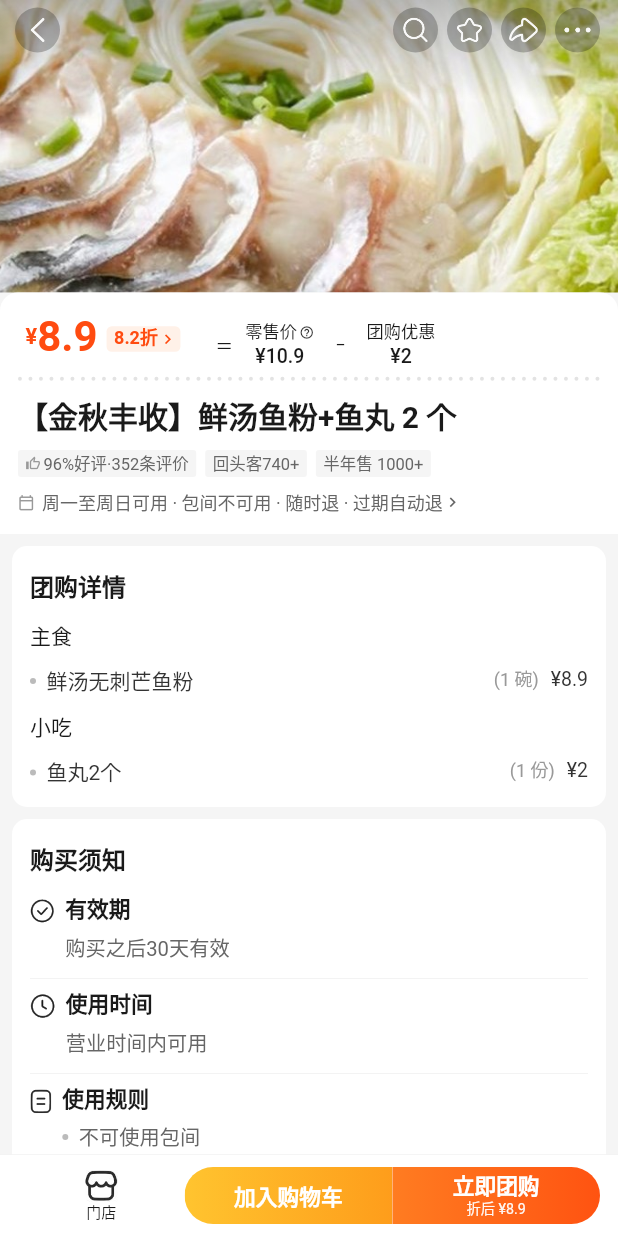
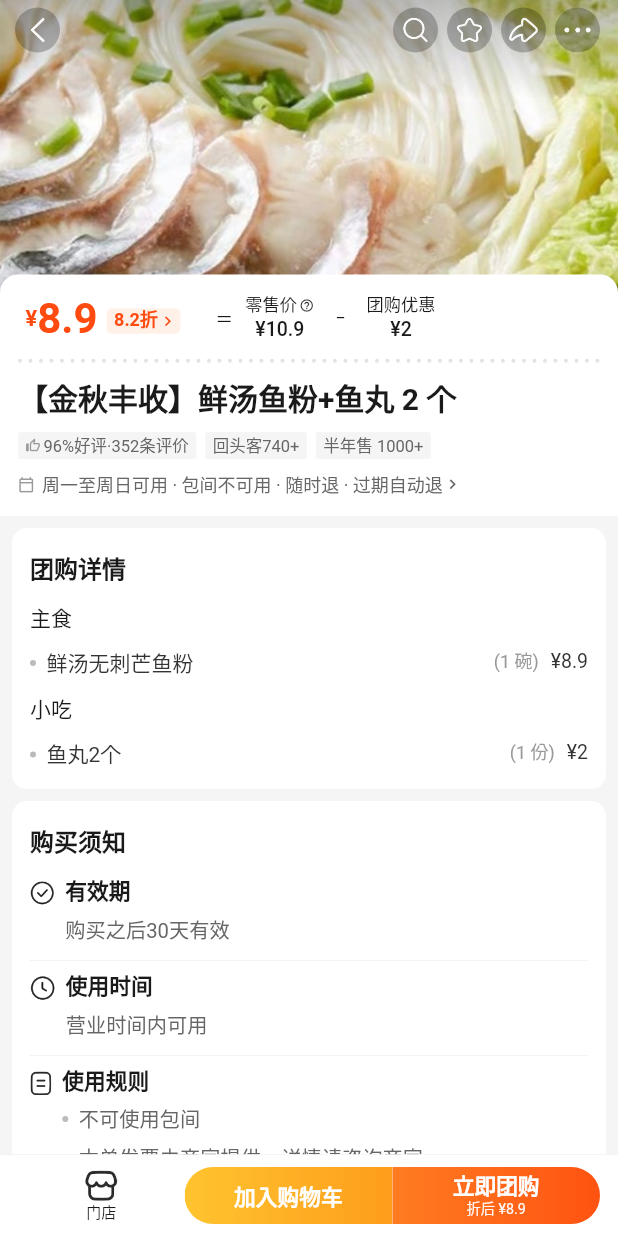
Before and after one commit to zmxiaoyao/mt-deal-detail, a Flutter app: the screen it shows after launch, on a phone screen of 412 x 824 dp. Run offline on Flutter 3.47's test engine with Material 3 defaults, Android fonts, the phone set to English and light mode, and no system bars.

Commit message:
美团商品团购详情页复刻（Flutter）：数据驱动版式 + 抓包瘦身 + 粘贴数据页 + CI 打包

```diff
--- a/lib/pages/deal_detail_page.dart
+++ b/lib/pages/deal_detail_page.dart
@@ -68,8 +68,7 @@ class _DealDetailPageState extends State<DealDetailPage> {
               padding: EdgeInsets.only(bottom: 64 + bottomInset),
               physics: const ClampingScrollPhysics(),
               children: <Widget>[
-                BannerSection(images: deal.bannerImages, label: deal.title),
-                PriceSection(deal: deal),
+                BannerAndPrice(deal: deal),
                 const SizedBox(height: S.gap),
                 MenuSection(deal: deal),
                 const SizedBox(height: S.gap),
--- a/lib/widgets/deal_sections.dart
+++ b/lib/widgets/deal_sections.dart
@@ -171,6 +171,30 @@ class DealTopBar extends StatelessWidget {
 }
 
 /// 价格 + 标题 + 口碑 + 服务标签
+/// 大图 + 价格卡：价格卡向上叠压 12px，
+/// 这样卡片顶部的圆角处露出来的是大图，而不是页面底色（否则圆角会变成两个「灰方块」）。
+class BannerAndPrice extends StatelessWidget {
+  final DealDetail deal;
+
+  const BannerAndPrice({super.key, required this.deal});
+
+  @override
+  Widget build(BuildContext context) {
+    final double top = MediaQuery.of(context).padding.top;
+    const double overlap = 12;
+    return Stack(
+      clipBehavior: Clip.none,
+      children: <Widget>[
+        BannerSection(images: deal.bannerImages, label: deal.title),
+        Padding(
+          padding: EdgeInsets.only(top: S.bannerH + top - overlap),
+          child: PriceSection(deal: deal),
+        ),
+      ],
+    );
+  }
+}
+
 class PriceSection extends StatelessWidget {
   final DealDetail deal;
 
@@ -304,6 +328,9 @@ class PriceSection extends StatelessWidget {
                         top: 0,
                         bottom: 0,
                         child: Center(
+                          child: Transform.translate(
+                            // 参考里等式组整体比价格数字略高一点（组中线在价格墨迹中线之上 ~4）
+                            offset: const Offset(0, -6),
                             child: Row(
                               mainAxisSize: MainAxisSize.min,
                               children: <Widget>[
@@ -317,6 +344,7 @@ class PriceSection extends StatelessWidget {
                                   _equationItem('团购优惠', '¥${deal.promotionAmount}'),
                                 ],
                               ],
+                            ),
                           ),
                         ),
                       ),
```
Also changed, not shown: docs/dbg_corner.png, docs/dbg_corner_r.png (added), docs/shot_844.png, docs/zoom_price.png. Lines whose indentation alone changed are shown as unchanged.
